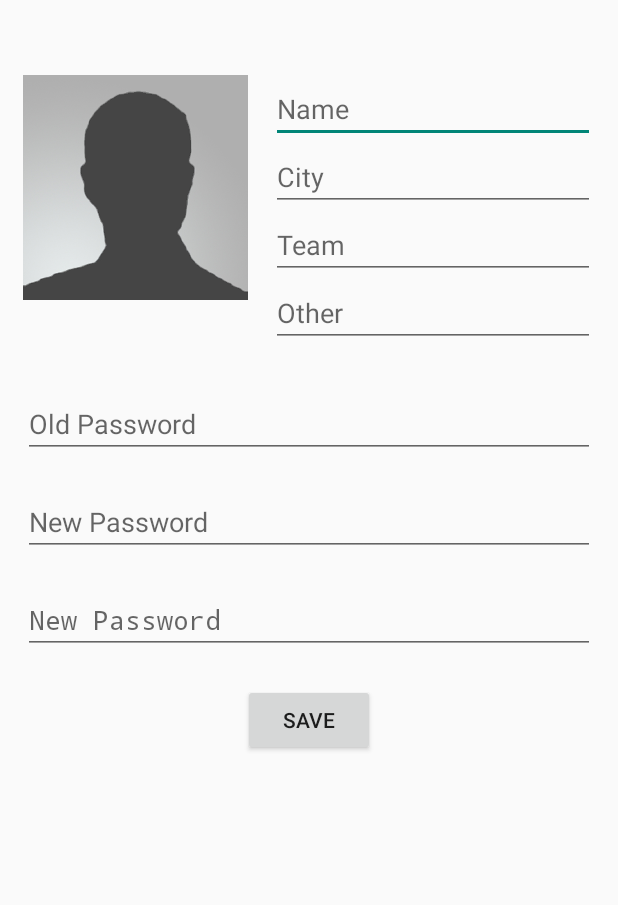
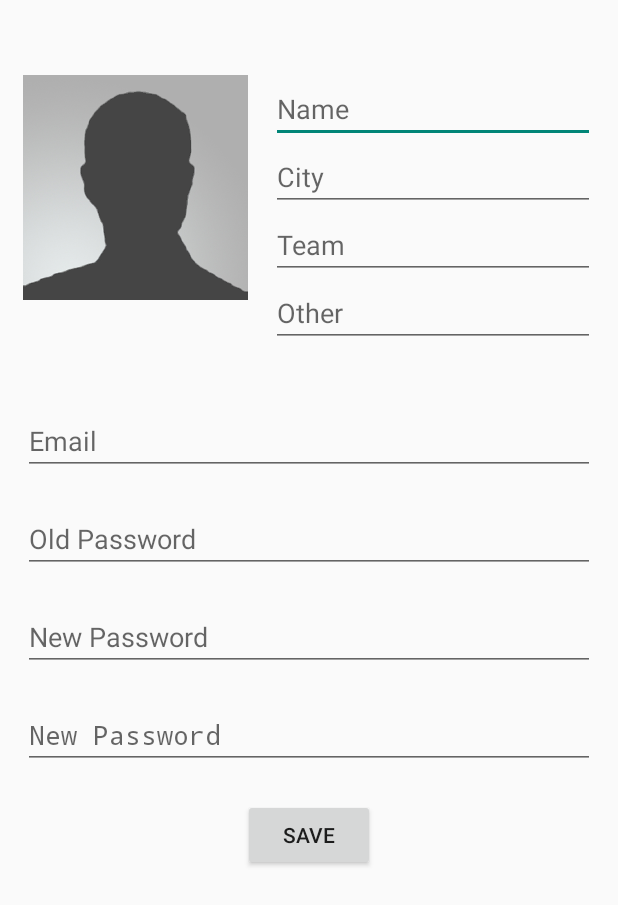
Before and after one commit to cooper-j/fullcount, an Android app: the SettingsActivity screen opened directly, with no data from a screen before it, on a phone screen of 412 x 824 dp. Shown: the top 905 px of the screen. Run offline under Robolectric (Android 15) with nearby library versions, the phone set to English and light mode, and no system bars.

Commit message:
Email edit input

```diff
--- a/app/src/main/res/layout/activity_settings.xml
+++ b/app/src/main/res/layout/activity_settings.xml
@@ -10,7 +10,7 @@
     <ImageView
         android:layout_width="150dp"
         android:layout_height="150dp"
-        android:id="@+id/imageView"
+        android:id="@+id/profilePicture"
         android:src="@drawable/avatar_icon"
         android:layout_marginRight="15dp" />
 
@@ -18,9 +18,9 @@
         android:layout_width="fill_parent"
         android:layout_height="wrap_content"
         android:id="@+id/editText"
-        android:layout_alignTop="@+id/imageView"
-        android:layout_toRightOf="@+id/imageView"
-        android:layout_toEndOf="@+id/imageView"
+        android:layout_alignTop="@+id/profilePicture"
+        android:layout_toRightOf="@+id/profilePicture"
+        android:layout_toEndOf="@+id/profilePicture"
         android:hint="@string/name" />
 
     <EditText
@@ -28,25 +28,25 @@
         android:layout_height="wrap_content"
         android:id="@+id/editText2"
         android:layout_below="@+id/editText"
-        android:layout_toRightOf="@+id/imageView"
-        android:layout_toEndOf="@+id/imageView"
+        android:layout_toRightOf="@+id/profilePicture"
+        android:layout_toEndOf="@+id/profilePicture"
         android:hint="@string/city" />
 
     <EditText
         android:layout_width="fill_parent"
         android:layout_height="wrap_content"
-        android:id="@+id/editText3"
-        android:layout_below="@+id/imageView"
+        android:id="@+id/oldPassword"
+        android:layout_below="@+id/email"
         android:layout_alignParentLeft="true"
         android:layout_alignParentStart="true"
-        android:layout_marginTop="60dp"
+        android:layout_marginTop="20dp"
         android:hint="@string/old_password" />
 
     <EditText
         android:layout_width="fill_parent"
         android:layout_height="wrap_content"
-        android:id="@+id/editText4"
-        android:layout_below="@+id/editText3"
+        android:id="@+id/newPassword1"
+        android:layout_below="@+id/oldPassword"
         android:layout_alignParentLeft="true"
         android:layout_alignParentStart="true"
         android:hint="@string/new_password"
@@ -57,8 +57,8 @@
         android:layout_height="wrap_content"
         android:inputType="textPassword"
         android:ems="10"
-        android:id="@+id/editText5"
-        android:layout_below="@+id/editText4"
+        android:id="@+id/newPassword2"
+        android:layout_below="@+id/newPassword1"
         android:layout_alignParentLeft="true"
         android:layout_alignParentStart="true"
         android:hint="@string/new_password"
@@ -69,8 +69,8 @@
         android:layout_height="wrap_content"
         android:id="@+id/editText6"
         android:layout_below="@+id/editText2"
-        android:layout_toRightOf="@+id/imageView"
-        android:layout_toEndOf="@+id/imageView"
+        android:layout_toRightOf="@+id/profilePicture"
+        android:layout_toEndOf="@+id/profilePicture"
         android:hint="@string/team" />
 
     <EditText
@@ -78,8 +78,8 @@
         android:layout_height="wrap_content"
         android:id="@+id/editText7"
         android:layout_below="@+id/editText6"
-        android:layout_toRightOf="@+id/imageView"
-        android:layout_toEndOf="@+id/imageView"
+        android:layout_toRightOf="@+id/profilePicture"
+        android:layout_toEndOf="@+id/profilePicture"
         android:hint="@string/other" />
 
     <Button
@@ -87,9 +87,20 @@
         android:layout_height="wrap_content"
         android:text="@string/save"
         android:id="@+id/button"
-        android:layout_below="@+id/editText5"
+        android:layout_below="@+id/newPassword2"
         android:layout_centerHorizontal="true"
         android:layout_marginTop="20dp" />
 
+    <EditText
+        android:layout_width="fill_parent"
+        android:layout_height="wrap_content"
+        android:inputType="textEmailAddress"
+        android:ems="10"
+        android:id="@+id/email"
+        android:layout_below="@+id/editText7"
+        android:layout_centerHorizontal="true"
+        android:layout_marginTop="40dp"
+        android:hint="@string/email" />
+
 
 </RelativeLayout>
--- a/app/src/main/res/values/strings.xml
+++ b/app/src/main/res/values/strings.xml
@@ -9,6 +9,7 @@
     <string name="username">Username</string>
     <string name="name">Name</string>
     <string name="other">Other</string>
+    <string name="email">Email</string>
     <string name="old_password">Old Password</string>
     <string name="new_password">New Password</string>
     <string name="city">City</string>
```
